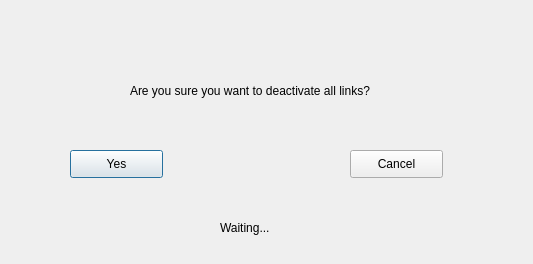
Qt form GUI/SymposiumGui/activenonlink.ui (RickZack/Symposium) before a commit.
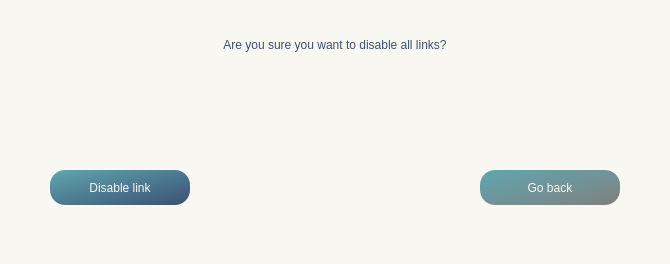
The same form after that commit. Icons and pictures are not drawn.

```diff
--- a/GUI/SymposiumGui/activenonlink.ui
+++ b/GUI/SymposiumGui/activenonlink.ui
@@ -6,59 +6,85 @@
    <rect>
     <x>0</x>
     <y>0</y>
-    <width>533</width>
+    <width>670</width>
     <height>264</height>
    </rect>
   </property>
   <property name="windowTitle">
-   <string>Dialog</string>
+   <string>Disable links</string>
+  </property>
+  <property name="windowIcon">
+   <iconset resource="resources.qrc">
+    <normaloff>:/icon/logo1.png</normaloff>:/icon/logo1.png</iconset>
+  </property>
+  <property name="styleSheet">
+   <string notr="true">background-color:rgb(249, 247, 241);</string>
   </property>
   <widget class="QLabel" name="label">
    <property name="geometry">
     <rect>
-     <x>130</x>
-     <y>70</y>
-     <width>351</width>
-     <height>41</height>
+     <x>125</x>
+     <y>30</y>
+     <width>420</width>
+     <height>30</height>
     </rect>
    </property>
+   <property name="styleSheet">
+    <string notr="true">font: 14pt &quot;Baskerville Old Face&quot;;
+color: rgb(58, 80, 116);</string>
+   </property>
    <property name="text">
-    <string>Are you sure you want to deactivate all links?</string>
+    <string>Are you sure you want to disable all links?</string>
+   </property>
+   <property name="alignment">
+    <set>Qt::AlignCenter</set>
    </property>
   </widget>
   <widget class="QPushButton" name="ok">
    <property name="geometry">
     <rect>
-     <x>70</x>
-     <y>150</y>
-     <width>93</width>
-     <height>28</height>
+     <x>50</x>
+     <y>170</y>
+     <width>140</width>
+     <height>35</height>
     </rect>
    </property>
+   <property name="styleSheet">
+    <string notr="true">background-color: qlineargradient(x1: 0, y1: 0, x2: 1, y2: 1, stop: 0 rgb(95, 167, 175), stop: 1 rgb(58, 80, 116));
+color: rgb(249, 247, 241); 
+font: 14pt &quot;Baskerville Old Face&quot;;
+border-radius:15px;</string>
+   </property>
    <property name="text">
-    <string>Yes</string>
+    <string>Disable link</string>
    </property>
   </widget>
   <widget class="QPushButton" name="cancel">
    <property name="geometry">
     <rect>
-     <x>350</x>
-     <y>150</y>
-     <width>93</width>
-     <height>28</height>
+     <x>480</x>
+     <y>170</y>
+     <width>140</width>
+     <height>35</height>
     </rect>
    </property>
+   <property name="styleSheet">
+    <string notr="true">background-color: qlineargradient(x1: 0, y1: 0, x2: 1, y2: 1, stop: 0 rgb(95, 167, 175), stop: 1 grey);
+color: rgb(249, 247, 241); 
+font: 14pt &quot;Baskerville Old Face&quot;;
+border-radius:15px;</string>
+   </property>
    <property name="text">
-    <string>Cancel</string>
+    <string>Go back</string>
    </property>
   </widget>
   <widget class="QLabel" name="gif">
    <property name="geometry">
     <rect>
-     <x>130</x>
-     <y>200</y>
-     <width>55</width>
-     <height>51</height>
+     <x>190</x>
+     <y>80</y>
+     <width>61</width>
+     <height>61</height>
     </rect>
    </property>
    <property name="text">
@@ -68,16 +94,41 @@
   <widget class="QLabel" name="waiting">
    <property name="geometry">
     <rect>
-     <x>220</x>
-     <y>220</y>
-     <width>201</width>
-     <height>16</height>
+     <x>280</x>
+     <y>100</y>
+     <width>81</width>
+     <height>30</height>
     </rect>
    </property>
+   <property name="styleSheet">
+    <string notr="true">font: 12pt &quot;Baskerville Old Face&quot;;
+color: rgb(58, 80, 116);</string>
+   </property>
    <property name="text">
     <string>Waiting...</string>
    </property>
   </widget>
+  <widget class="QLabel" name="errorMess">
+   <property name="geometry">
+    <rect>
+     <x>40</x>
+     <y>110</y>
+     <width>590</width>
+     <height>21</height>
+    </rect>
+   </property>
+   <property name="styleSheet">
+    <string notr="true">font: 11pt &quot;Baskerville Old Face&quot;;
+color: red; 
+text-align:center;</string>
+   </property>
+   <property name="text">
+    <string/>
+   </property>
+   <property name="alignment">
+    <set>Qt::AlignCenter</set>
+   </property>
+  </widget>
  </widget>
  <resources/>
  <connections/>
```
Left out of the diff: 4 changed lines with no effect on the pictures.
